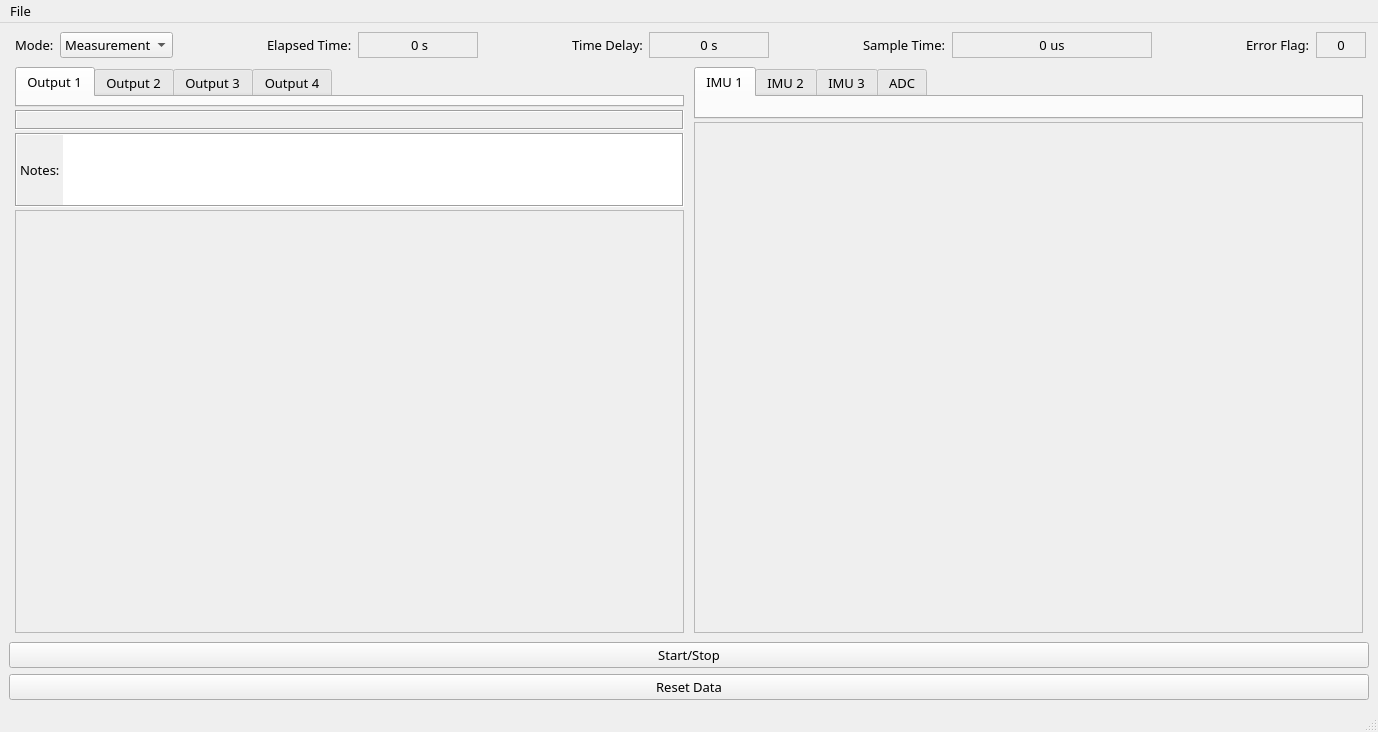
Qt form uifiles/VibViewWindow.ui (eduardobatista/ActVibSoftware) before a commit.
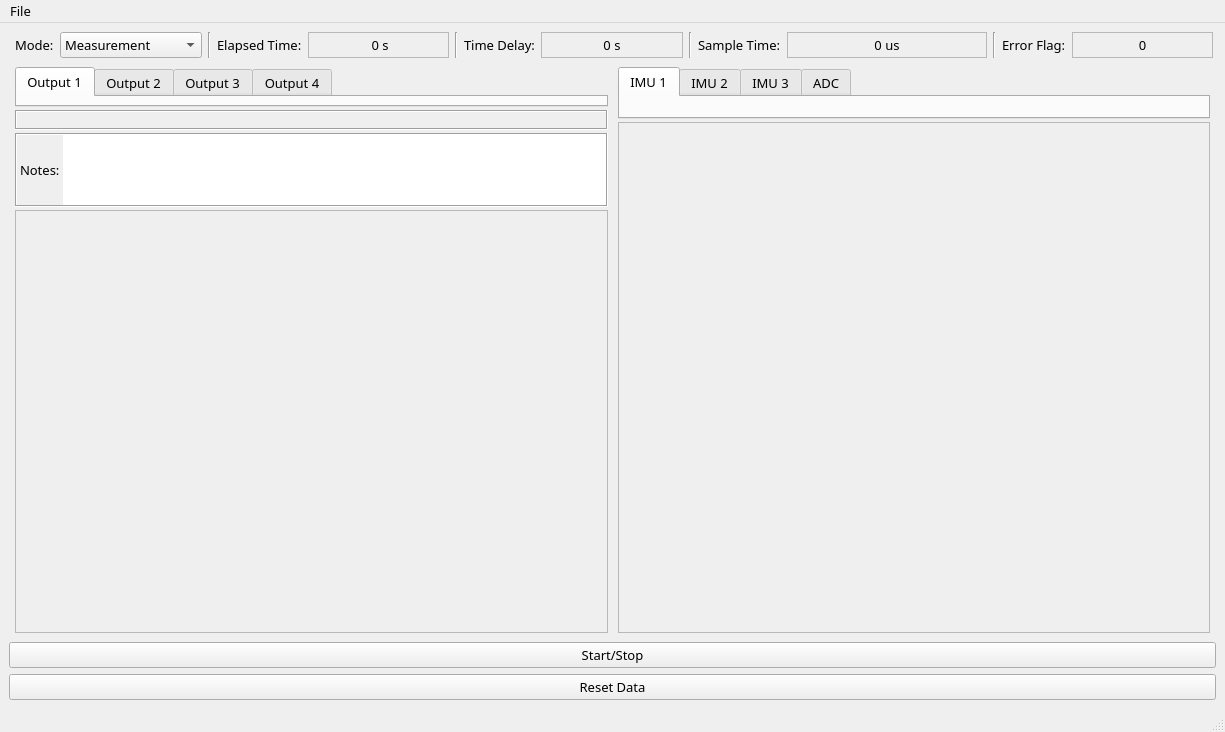
The same form after that commit.

Commit message: Working, improved interface and PySide6.

Patch:
```diff
--- a/uifiles/VibViewWindow.ui
+++ b/uifiles/VibViewWindow.ui
@@ -6,7 +6,7 @@
    <rect>
     <x>0</x>
     <y>0</y>
-    <width>1378</width>
+    <width>1225</width>
     <height>732</height>
    </rect>
   </property>
@@ -66,6 +66,12 @@
        </item>
        <item>
         <widget class="QComboBox" name="comboMode">
+         <property name="sizePolicy">
+          <sizepolicy hsizetype="Expanding" vsizetype="Fixed">
+           <horstretch>0</horstretch>
+           <verstretch>0</verstretch>
+          </sizepolicy>
+         </property>
          <property name="minimumSize">
           <size>
            <width>110</width>
@@ -88,17 +94,11 @@
         </widget>
        </item>
        <item>
-        <spacer name="horizontalSpacer_3">
+        <widget class="Line" name="line">
          <property name="orientation">
-          <enum>Qt::Orientation::Horizontal</enum>
+          <enum>Qt::Orientation::Vertical</enum>
          </property>
-         <property name="sizeHint" stdset="0">
-          <size>
-           <width>40</width>
-           <height>20</height>
-          </size>
-         </property>
-        </spacer>
+        </widget>
        </item>
        <item>
         <widget class="QLabel" name="label_4">
@@ -110,7 +110,7 @@
        <item>
         <widget class="QLabel" name="elapsedTime">
          <property name="sizePolicy">
-          <sizepolicy hsizetype="Fixed" vsizetype="Preferred">
+          <sizepolicy hsizetype="Expanding" vsizetype="Preferred">
            <horstretch>0</horstretch>
            <verstretch>0</verstretch>
           </sizepolicy>
@@ -136,17 +136,11 @@
         </widget>
        </item>
        <item>
-        <spacer name="horizontalSpacer_2">
+        <widget class="Line" name="line_2">
          <property name="orientation">
-          <enum>Qt::Orientation::Horizontal</enum>
+          <enum>Qt::Orientation::Vertical</enum>
          </property>
-         <property name="sizeHint" stdset="0">
-          <size>
-           <width>40</width>
-           <height>20</height>
-          </size>
-         </property>
-        </spacer>
+        </widget>
        </item>
        <item>
         <widget class="QLabel" name="label_5">
@@ -158,7 +152,7 @@
        <item>
         <widget class="QLabel" name="controlTime">
          <property name="sizePolicy">
-          <sizepolicy hsizetype="Fixed" vsizetype="Preferred">
+          <sizepolicy hsizetype="Expanding" vsizetype="Preferred">
            <horstretch>0</horstretch>
            <verstretch>0</verstretch>
           </sizepolicy>
@@ -181,17 +175,11 @@
         </widget>
        </item>
        <item>
-        <spacer name="horizontalSpacer">
+        <widget class="Line" name="line_3">
          <property name="orientation">
-          <enum>Qt::Orientation::Horizontal</enum>
+          <enum>Qt::Orientation::Vertical</enum>
          </property>
-         <property name="sizeHint" stdset="0">
-          <size>
-           <width>40</width>
-           <height>20</height>
-          </size>
-         </property>
-        </spacer>
+        </widget>
        </item>
        <item>
         <widget class="QLabel" name="label_6">
@@ -203,7 +191,7 @@
        <item>
         <widget class="QLabel" name="sampleTime">
          <property name="sizePolicy">
-          <sizepolicy hsizetype="Fixed" vsizetype="Preferred">
+          <sizepolicy hsizetype="Expanding" vsizetype="Preferred">
            <horstretch>0</horstretch>
            <verstretch>0</verstretch>
           </sizepolicy>
@@ -226,17 +214,11 @@
         </widget>
        </item>
        <item>
-        <spacer name="horizontalSpacer_4">
+        <widget class="Line" name="line_4">
          <property name="orientation">
-          <enum>Qt::Orientation::Horizontal</enum>
+          <enum>Qt::Orientation::Vertical</enum>
          </property>
-         <property name="sizeHint" stdset="0">
-          <size>
-           <width>40</width>
-           <height>20</height>
-          </size>
-         </property>
-        </spacer>
+        </widget>
        </item>
        <item>
         <widget class="QLabel" name="label_3">
@@ -247,6 +229,12 @@
        </item>
        <item>
         <widget class="QLabel" name="errorLabel">
+         <property name="sizePolicy">
+          <sizepolicy hsizetype="Expanding" vsizetype="Preferred">
+           <horstretch>0</horstretch>
+           <verstretch>0</verstretch>
+          </sizepolicy>
+         </property>
          <property name="minimumSize">
           <size>
            <width>50</width>
@@ -796,7 +784,7 @@
     <rect>
      <x>0</x>
      <y>0</y>
-     <width>1378</width>
+     <width>1225</width>
      <height>21</height>
     </rect>
    </property>
```
The commit also changes 5 other files.
